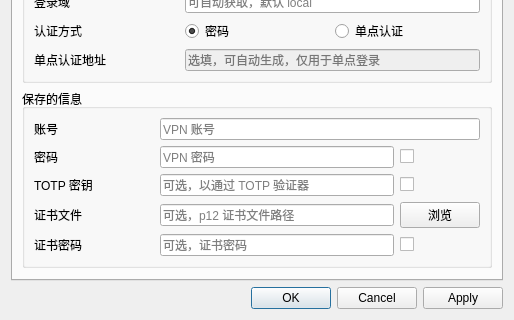
Above: settingwindow/settingwindow.ui from chenx-dust/EZ4Connect before the change; both pictures show x 0 to 514 and y 209 to 529 of the 514 by 529 pixel window. Below: the same form after it.
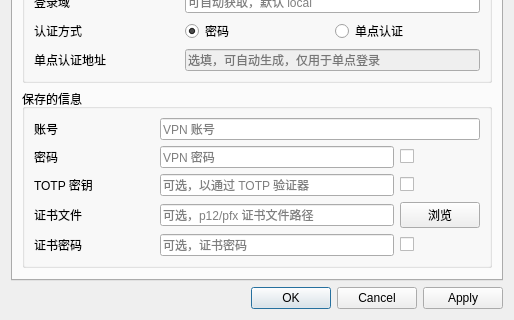
That is the form after the change. The open tabs and pages were chosen to show the change.

Commit message: Update certificate file placeholder to mention both p12 and pfx formats

```diff
--- a/settingwindow/settingwindow.ui
+++ b/settingwindow/settingwindow.ui
@@ -452,7 +452,7 @@
           <item row="5" column="2">
            <widget class="QLineEdit" name="certFileLineEdit">
             <property name="placeholderText">
-             <string>可选，p12 证书文件路径</string>
+             <string>可选，p12/pfx 证书文件路径</string>
             </property>
            </widget>
           </item>
```
